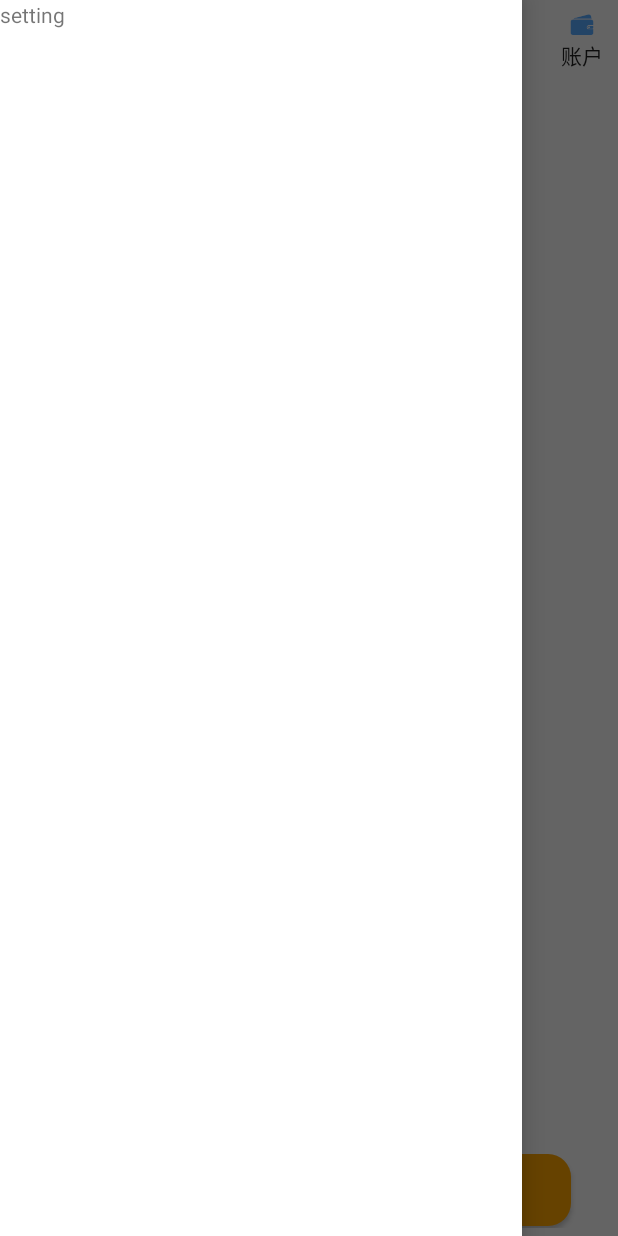
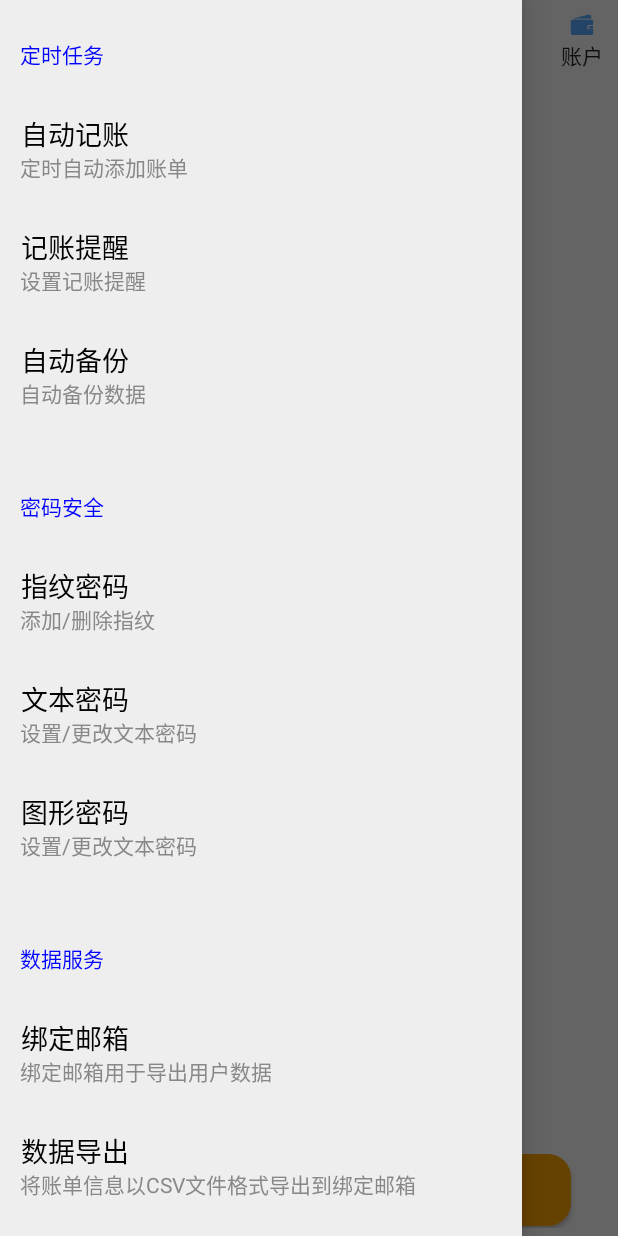
Before and after one commit to qzlong/AccountBook, an Android app: the screen it shows after launch (MainActivity), with the side drawer open, on a phone screen of 412 x 824 dp. Run offline under Robolectric (Android 15) with nearby library versions, the phone set to English and light mode, and no system bars.

Commit message:
实现设置界面

```diff
--- a/app/src/main/java/com/example/accountbook/MainActivity.java
+++ b/app/src/main/java/com/example/accountbook/MainActivity.java
@@ -3,11 +3,16 @@ package com.example.accountbook;
 import androidx.appcompat.app.AppCompatActivity;
 import androidx.core.view.GravityCompat;
 import androidx.drawerlayout.widget.DrawerLayout;
+import androidx.recyclerview.widget.LinearLayoutManager;
+import androidx.recyclerview.widget.RecyclerView;
 
 import android.content.Intent;
 import android.os.Bundle;
 import android.view.View;
 import android.widget.Button;
+
+import java.util.ArrayList;
+import java.util.List;
 
 public class MainActivity extends AppCompatActivity implements View.OnClickListener{
     private DrawerLayout mDrawerLayout;
@@ -16,12 +21,50 @@ public class MainActivity extends AppCompatActivity implements View.OnClickListe
     private Button btn_insititute;
     private Button btn_setting;
     private Button btn_keepaccount;
+    private List<Option> optionList = new ArrayList<>();
     @Override
     protected void onCreate(Bundle savedInstanceState) {
         super.onCreate(savedInstanceState);
         setContentView(R.layout.activity_main);
         initView();
+        initOptions();
+        RecyclerView recyclerView = (RecyclerView)findViewById(R.id.recycler_view);
+        LinearLayoutManager layoutManager = new LinearLayoutManager(this);
+        recyclerView.setLayoutManager(layoutManager);
+        OptionAdapter adapter = new OptionAdapter(optionList);
+        recyclerView.setAdapter(adapter);
         setButtonListener();
+    }
+    private void initOptions(){
+        optionList.clear();
+        Option option1 = new Option(" ","    定时任务");
+        optionList.add(option1);
+        Option option2 = new Option("   自动记账","    定时自动添加账单");
+        optionList.add(option2);
+        Option option3 = new Option("   记账提醒","    设置记账提醒");
+        optionList.add(option3);
+        Option option4 = new Option("   自动备份","    自动备份数据");
+        optionList.add(option4);
+        Option option5 = new Option(" ","    密码安全");
+        optionList.add(option5);
+        Option option6 = new Option("   指纹密码","    添加/删除指纹");
+        optionList.add(option6);
+        Option option7 = new Option("   文本密码","    设置/更改文本密码");
+        optionList.add(option7);
+        Option option8 = new Option("   图形密码","    设置/更改文本密码");
+        optionList.add(option8);
+        Option option9 = new Option(" ","    数据服务");
+        optionList.add(option9);
+        Option option10 = new Option("   绑定邮箱","    绑定邮箱用于导出用户数据");
+        optionList.add(option10);
+        Option option11 = new Option("   数据导出","    将账单信息以CSV文件格式导出到绑定邮箱");
+        optionList.add(option11);
+        Option option12 = new Option("   数据导入","    以CSV文件格式将账单信息导入APP");
+        optionList.add(option12);
+        Option option13 = new Option(" ","    其他设置");
+        optionList.add(option13);
+        Option option14 = new Option("   清空账单","    删除所有账单信息");
+        optionList.add(option14);
     }
     private void initView() {
         mDrawerLayout = (DrawerLayout)findViewById(R.id.drawer_layout);
--- /dev/null
+++ b/app/src/main/java/com/example/accountbook/Option.java
@@ -0,0 +1,16 @@
+package com.example.accountbook;
+
+public class Option {
+    private String aboveText;
+    private String belowText;
+    public Option(String aboveText, String belowText){
+        this.aboveText = aboveText;
+        this.belowText = belowText;
+    }
+    public String getAboveText(){
+        return aboveText;
+    }
+    public String getBelowText(){
+        return belowText;
+    }
+}
--- /dev/null
+++ b/app/src/main/java/com/example/accountbook/OptionAdapter.java
@@ -0,0 +1,103 @@
+package com.example.accountbook;
+
+import android.content.Intent;
+import android.graphics.Color;
+import android.util.Log;
+import android.view.LayoutInflater;
+import android.view.View;
+import android.view.ViewGroup;
+import android.widget.TextView;
+import android.widget.Toast;
+
+import androidx.recyclerview.widget.RecyclerView;
+
+import java.util.List;
+
+public class OptionAdapter extends RecyclerView.Adapter<OptionAdapter.ViewHolder>{
+   private List<Option> mOptionList;
+   static class ViewHolder extends RecyclerView.ViewHolder{
+       View optionView;
+       TextView aboveText;
+       TextView belowText;
+       public ViewHolder(View view){
+           super(view);
+           optionView = view;
+           aboveText = (TextView)view.findViewById(R.id.aboveText);
+           belowText = (TextView)view.findViewById(R.id.belowText);
+       }
+   }
+   public OptionAdapter(List<Option> optionList){
+       mOptionList = optionList;
+   }
+
+   @Override
+    public ViewHolder onCreateViewHolder(ViewGroup parent, int viewType){
+       View view = LayoutInflater.from(parent.getContext())
+               .inflate(R.layout.option_layout, parent, false);
+       final ViewHolder holder = new ViewHolder(view);
+       holder.optionView.setOnClickListener(new View.OnClickListener() {
+           @Override
+           public void onClick(View v) {
+               int position = holder.getAdapterPosition();
+               Click(v,position);
+           }
+       });
+       return holder;
+   }
+
+    public void Click(View v, int position){
+       switch (position){
+           case 1: //自动记账
+               //点击示例
+               Toast.makeText(v.getContext(),"自动记账",Toast.LENGTH_SHORT).show();
+               Intent intent = new Intent(v.getContext(),ChartAnalysis.class);
+               v.getContext().startActivity(intent);
+               break;
+           case 2: //记账提醒
+               Toast.makeText(v.getContext(),"记账提醒",Toast.LENGTH_SHORT).show();
+               break;
+           case 3: //自动备份
+               Toast.makeText(v.getContext(),"自动备份",Toast.LENGTH_SHORT).show();
+               break;
+           case 5: //指纹密码
+               Toast.makeText(v.getContext(),"指纹密码",Toast.LENGTH_SHORT).show();
+               break;
+           case 6: //文本密码
+               Toast.makeText(v.getContext(),"文本密码",Toast.LENGTH_SHORT).show();
+               break;
+           case 7: //图形密码
+               Toast.makeText(v.getContext(),"图形密码",Toast.LENGTH_SHORT).show();
+               break;
+           case 9: //绑定邮箱
+               Toast.makeText(v.getContext(),"绑定邮箱",Toast.LENGTH_SHORT).show();
+               break;
+           case 10: //数据导出
+               Toast.makeText(v.getContext(),"数据导出",Toast.LENGTH_SHORT).show();
+               break;
+           case 11: //数据导入
+               Toast.makeText(v.getContext(),"数据导入",Toast.LENGTH_SHORT).show();
+               break;
+           case 13: //清空账单
+               Toast.makeText(v.getContext(),"清空账单",Toast.LENGTH_SHORT).show();
+               break;
+           default:
+       }
+    }
+   @Override
+    public void onBindViewHolder(ViewHolder holder,int position){
+       Option option = mOptionList.get(position);
+       holder.aboveText.setText(option.getAboveText());
+       holder.aboveText.setTextColor(Color.BLACK);
+       holder.belowText.setText(option.getBelowText());
+       holder.belowText.setTextColor(Color.GRAY);
+       if(option.getAboveText().equals(" ")){
+           Log.d("OptionAdapter", option.getAboveText()+option.getBelowText());
+           holder.belowText.setTextColor(Color.BLUE);
+       }
+   }
+
+   @Override
+    public int getItemCount(){
+       return mOptionList.size();
+   }
+}
--- a/app/src/main/res/layout/activity_main.xml
+++ b/app/src/main/res/layout/activity_main.xml
@@ -81,11 +81,11 @@
     <LinearLayout
         android:layout_width="match_parent"
         android:layout_height="match_parent"
-        android:layout_gravity="start"
-        android:background="#FFFFFF">
-        <TextView
-            android:layout_width="wrap_content"
-            android:layout_height="wrap_content"
-            android:text="setting" />
+        android:background="#EEEEEE"
+        android:layout_gravity="start">
+        <androidx.recyclerview.widget.RecyclerView
+            android:id="@+id/recycler_view"
+            android:layout_width="match_parent"
+            android:layout_height="match_parent" />
     </LinearLayout>
 </androidx.drawerlayout.widget.DrawerLayout>
--- /dev/null
+++ b/app/src/main/res/layout/option_layout.xml
@@ -0,0 +1,17 @@
+<?xml version="1.0" encoding="utf-8"?>
+<LinearLayout xmlns:android="http://schemas.android.com/apk/res/android"
+    android:orientation="vertical"
+    android:layout_width="match_parent"
+    android:layout_height="wrap_content">
+    <TextView
+        android:id="@+id/aboveText"
+        android:layout_width="match_parent"
+        android:layout_height="25dp"
+        android:textSize="18dp"
+        android:textColor="#000"/>
+    <TextView
+        android:id="@+id/belowText"
+        android:layout_width="match_parent"
+        android:layout_height="50dp"
+        android:textSize="14dp" />
+</LinearLayout>
```
